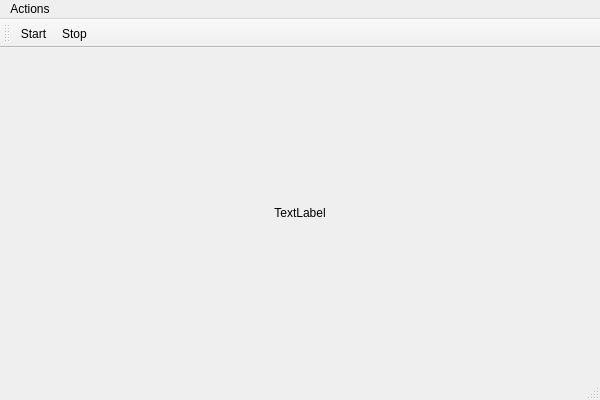
Qt form SyntroLCam.ui (Pansenti/SyntroLCam) before a commit.
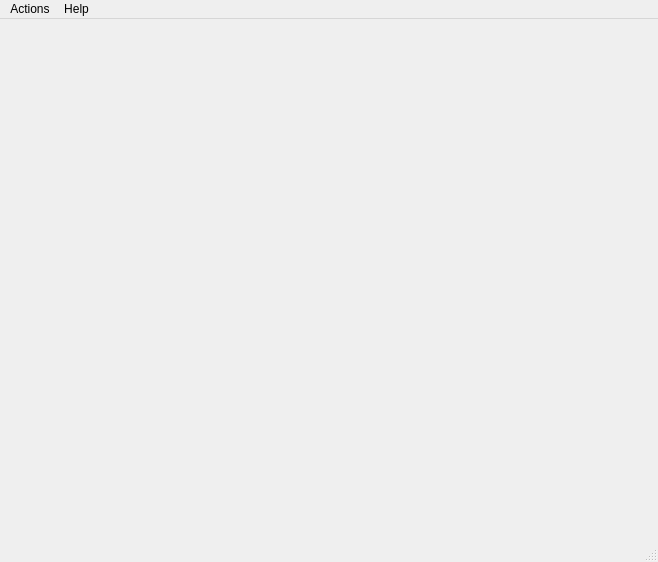
The same form after that commit.

The edit to the form file:
```diff
--- a/SyntroLCam.ui
+++ b/SyntroLCam.ui
@@ -6,58 +6,43 @@
    <rect>
     <x>0</x>
     <y>0</y>
-    <width>600</width>
-    <height>400</height>
+    <width>658</width>
+    <height>562</height>
    </rect>
   </property>
+  <property name="minimumSize">
+   <size>
+    <width>0</width>
+    <height>0</height>
+   </size>
+  </property>
   <property name="windowTitle">
    <string>SyntroLCam</string>
   </property>
   <widget class="QWidget" name="centralWidget">
-   <property name="sizePolicy">
-    <sizepolicy hsizetype="Minimum" vsizetype="Minimum">
-     <horstretch>0</horstretch>
-     <verstretch>0</verstretch>
-    </sizepolicy>
-   </property>
    <property name="minimumSize">
     <size>
-     <width>320</width>
-     <height>240</height>
+     <width>400</width>
+     <height>300</height>
     </size>
    </property>
-   <layout class="QVBoxLayout" name="verticalLayout">
-    <property name="margin">
-     <number>2</number>
-    </property>
-    <item>
-     <widget class="QLabel" name="cameraView">
-      <property name="sizePolicy">
-       <sizepolicy hsizetype="Expanding" vsizetype="Expanding">
-        <horstretch>0</horstretch>
-        <verstretch>0</verstretch>
-       </sizepolicy>
-      </property>
-      <property name="text">
-       <string>TextLabel</string>
-      </property>
-      <property name="alignment">
-       <set>Qt::AlignCenter</set>
-      </property>
-     </widget>
-    </item>
-   </layout>
   </widget>
   <widget class="QMenuBar" name="menuBar">
    <property name="geometry">
     <rect>
      <x>0</x>
      <y>0</y>
-     <width>600</width>
-     <height>26</height>
+     <width>658</width>
+     <height>21</height>
     </rect>
    </property>
-   <widget class="QMenu" name="menuAction">
+   <widget class="QMenu" name="menuHelp">
+    <property name="title">
+     <string>Help</string>
+    </property>
+    <addaction name="actionAbout"/>
+   </widget>
+   <widget class="QMenu" name="menuActions">
     <property name="title">
      <string>Actions</string>
     </property>
@@ -66,17 +51,8 @@
     <addaction name="separator"/>
     <addaction name="actionExit"/>
    </widget>
-   <addaction name="menuAction"/>
-  </widget>
-  <widget class="QToolBar" name="mainToolBar">
-   <attribute name="toolBarArea">
-    <enum>TopToolBarArea</enum>
-   </attribute>
-   <attribute name="toolBarBreak">
-    <bool>false</bool>
-   </attribute>
-   <addaction name="actionStart"/>
-   <addaction name="actionStop"/>
+   <addaction name="menuActions"/>
+   <addaction name="menuHelp"/>
   </widget>
   <widget class="QStatusBar" name="statusBar"/>
   <action name="actionStart">
```
Left out of the diff: 83 changed lines with no effect on the pictures.
